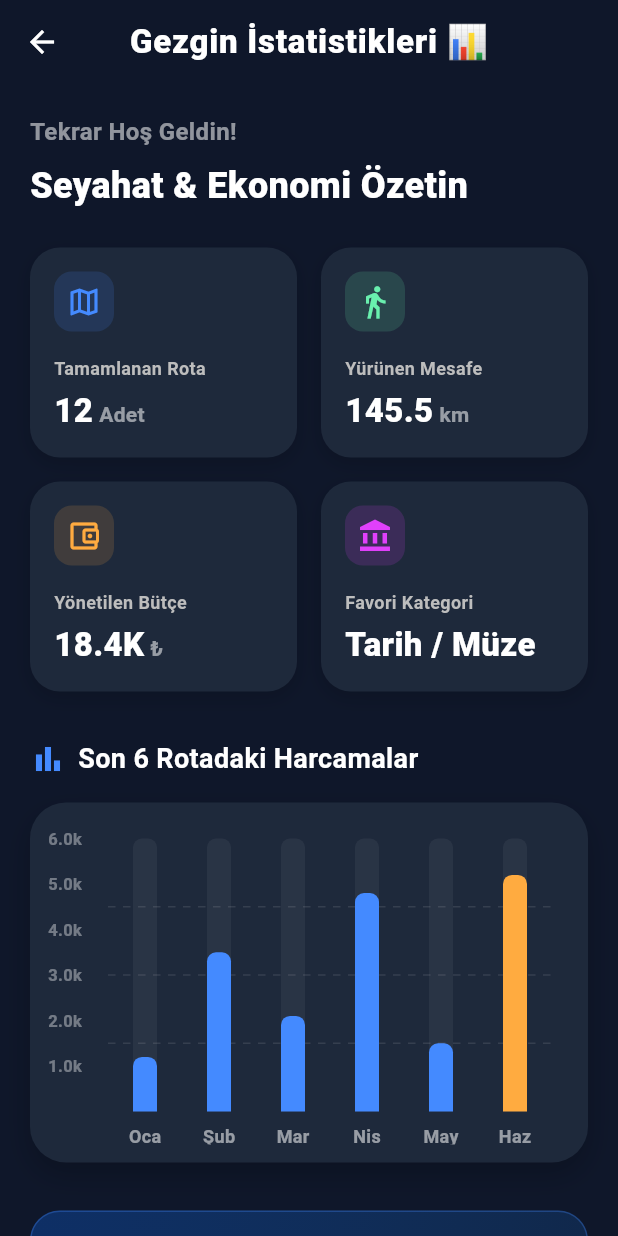
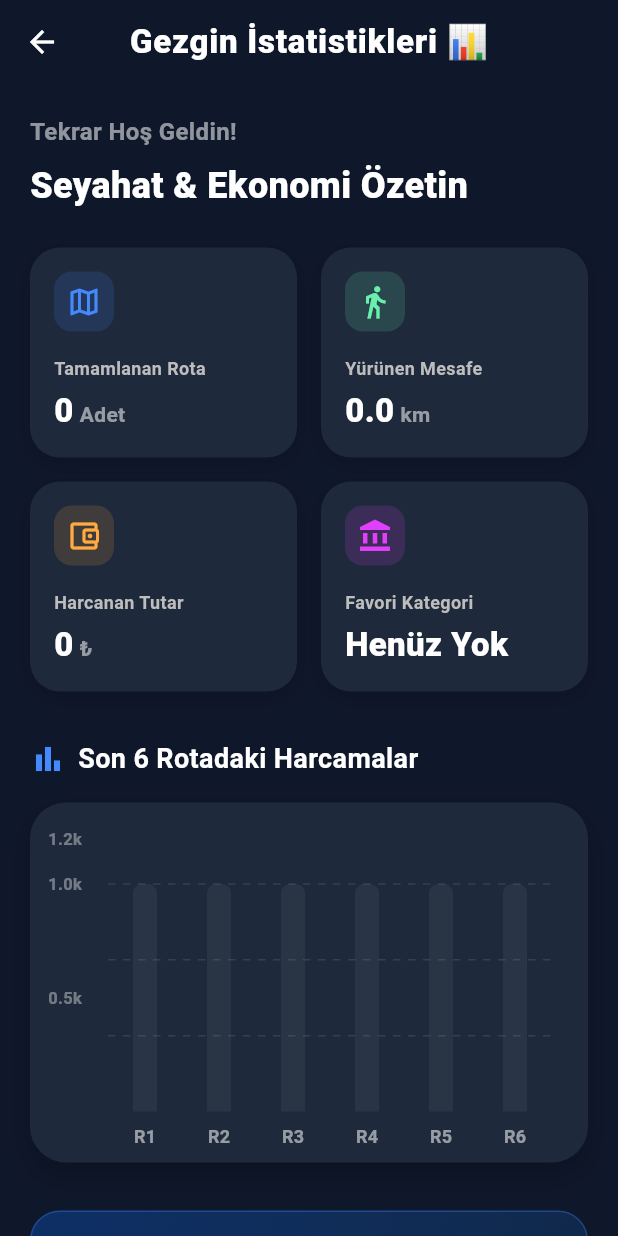
Before and after one commit to hasancan2004/travel_route_optimizer, a Flutter app: the TravelerStatsView screen opened directly, on a phone screen of 412 x 824 dp. Run offline on Flutter 3.47's test engine with Material 3 defaults, Android fonts, the phone set to English and light mode, and no system bars; drawn by our look-alikes of fl_chart; our stand-ins replace dio, equatable, flutter_bloc, flutter_dotenv, flutter_local_notifications, geocoding and 12 more; missing offline and left inert: flutter_polyline_points, mobile_scanner; accounts and stored records are empty; network calls fail.

Commit message:
feat(sync): implement cloud-first itinerary sync and dynamic traveler stats

```diff
--- a/lib/features/trip_optimizer/data/models/spot_model.dart
+++ b/lib/features/trip_optimizer/data/models/spot_model.dart
@@ -38,7 +38,7 @@ class SpotModel extends SpotEntity {
   final String? imagePath;
 
   @override
-  @HiveField(8) // YENİ: Yağmur / hava durumu optimizasyonu için açık hava alanı
+  @HiveField(8, defaultValue: false) // YENİ: Yağmur / hava durumu optimizasyonu için açık hava alanı
   final bool isOutdoor;
 
   const SpotModel({
--- a/lib/features/trip_optimizer/presentation/view/traveler_stats_view.dart
+++ b/lib/features/trip_optimizer/presentation/view/traveler_stats_view.dart
@@ -1,5 +1,9 @@
 import 'package:flutter/material.dart';
 import 'package:fl_chart/fl_chart.dart';
+import 'package:flutter_bloc/flutter_bloc.dart';
+
+import '../viewmodel/trip_optimizer_cubit.dart';
+import '../viewmodel/trip_optimizer_state.dart';
 
 class TravelerStatsView extends StatefulWidget {
   const TravelerStatsView({super.key});
@@ -9,17 +13,15 @@ class TravelerStatsView extends StatefulWidget {
 }
 
 class _TravelerStatsViewState extends State<TravelerStatsView> {
-  // Koyu Tema Renk Paleti (Premium Slate)
   final Color darkBg = const Color(0xFF0F172A);
   final Color cardBg = const Color(0xFF1E293B);
 
-  // NOT: Bu veriler şu an UI'ı görmek için statiktir (Mock Data).
-  // Bir sonraki aşamada Hive/Isar gibi yerel veritabanını bağladığımızda,
-  // bu verileri kullanıcının telefon hafızasından canlı olarak çekeceğiz.
-  final int totalTrips = 12;
-  final double totalWalkedKm = 145.5;
-  final double totalSpentMoney = 18450.0;
-  final String topCategory = "Tarih / Müze";
+  @override
+  void initState() {
+    super.initState();
+    // Ekran açılır açılmaz en güncel rotaları (ve varsa bulut senkronizasyonunu) tetikliyoruz
+    context.read<TripOptimizerCubit>().loadTravelerStats();
+  }
 
   @override
   Widget build(BuildContext context) {
@@ -32,13 +34,46 @@ class _TravelerStatsViewState extends State<TravelerStatsView> {
         elevation: 0,
         foregroundColor: Colors.white,
       ),
-      body: SingleChildScrollView(
+      body: BlocBuilder<TripOptimizerCubit, TripOptimizerState>(
+        builder: (context, state) {
+          if (state is TripOptimizerLoading) {
+            return const Center(child: CircularProgressIndicator(color: Colors.blueAccent));
+          }
+
+          if (state is TravelerStatsLoaded) {
+            final itineraries = state.itineraries;
+
+            // --- DİNAMİK HESAPLAMA ALGORİTMASI ---
+            int totalTrips = itineraries.length;
+            double totalWalkedKm = 0.0;
+            double totalSpentMoney = 0.0;
+            Map<String, int> categoryCounts = {};
+
+            for (var itinerary in itineraries) {
+              for (var day in itinerary) {
+                totalWalkedKm += day.estimatedWalkingKm;
+                for (var spot in day.places) {
+                  totalSpentMoney += spot.entryFee;
+                  // Kategori frekansını sayıyoruz
+                  categoryCounts[spot.category] = (categoryCounts[spot.category] ?? 0) + 1;
+                }
+              }
+            }
+
+            // En çok tekrar eden kategoriyi bulma
+            String topCategory = "Henüz Yok";
+            if (categoryCounts.isNotEmpty) {
+              topCategory = categoryCounts.entries
+                  .reduce((a, b) => a.value > b.value ? a : b)
+                  .key;
+            }
+
+            return SingleChildScrollView(
               physics: const BouncingScrollPhysics(),
               padding: const EdgeInsets.all(20),
               child: Column(
                 crossAxisAlignment: CrossAxisAlignment.stretch,
                 children: [
-            // Üst Karşılama Alanı
                   const Text(
                     'Tekrar Hoş Geldin!',
                     style: TextStyle(color: Colors.white54, fontSize: 16, fontWeight: FontWeight.bold),
@@ -50,7 +85,6 @@ class _TravelerStatsViewState extends State<TravelerStatsView> {
                   ),
                   const SizedBox(height: 24),
 
-            // 4'lü İstatistik Izgarası (Grid)
                   Row(
                     children: [
                       Expanded(child: _buildStatCard('Tamamlanan Rota', '$totalTrips', 'Adet', Icons.map_outlined, Colors.blueAccent)),
@@ -61,14 +95,13 @@ class _TravelerStatsViewState extends State<TravelerStatsView> {
                   const SizedBox(height: 16),
                   Row(
                     children: [
-                Expanded(child: _buildStatCard('Yönetilen Bütçe', '18.4K', '₺', Icons.account_balance_wallet_outlined, Colors.orangeAccent)),
+                      Expanded(child: _buildStatCard('Harcanan Tutar', totalSpentMoney.toStringAsFixed(0), '₺', Icons.account_balance_wallet_outlined, Colors.orangeAccent)),
                       const SizedBox(width: 16),
                       Expanded(child: _buildStatCard('Favori Kategori', topCategory, '', Icons.account_balance, Colors.purpleAccent)),
                     ],
                   ),
                   const SizedBox(height: 32),
 
-            // Finansal Analiz Grafiği (Bar Chart)
                   const Row(
                     children: [
                       Icon(Icons.bar_chart, color: Colors.blueAccent),
@@ -77,87 +110,11 @@ class _TravelerStatsViewState extends State<TravelerStatsView> {
                     ],
                   ),
                   const SizedBox(height: 16),
-            Container(
-              height: 240,
-              padding: const EdgeInsets.only(top: 24, right: 24, left: 12, bottom: 12),
-              decoration: BoxDecoration(
-                color: cardBg,
-                borderRadius: BorderRadius.circular(24),
-                boxShadow: [
-                  BoxShadow(color: Colors.black.withOpacity(0.2), blurRadius: 15, offset: const Offset(0, 8))
-                ],
-              ),
-              child: BarChart(
-                BarChartData(
-                  alignment: BarChartAlignment.spaceAround,
-                  maxY: 6000,
-                  barTouchData: BarTouchData(
-                    enabled: true,
-                    touchTooltipData: BarTouchTooltipData(
-                      getTooltipColor: (group) => Colors.blueAccent,
-                      getTooltipItem: (group, groupIndex, rod, rodIndex) {
-                        return BarTooltipItem(
-                          '${rod.toY.round()} ₺',
-                          const TextStyle(color: Colors.white, fontWeight: FontWeight.bold),
-                        );
-                      },
-                    ),
-                  ),
-                  titlesData: FlTitlesData(
-                    show: true,
-                    bottomTitles: AxisTitles(
-                      sideTitles: SideTitles(
-                        showTitles: true,
-                        getTitlesWidget: (double value, TitleMeta meta) {
-                          const style = TextStyle(color: Colors.white54, fontWeight: FontWeight.bold, fontSize: 12);
-                          String text;
-                          switch (value.toInt()) {
-                            case 0: text = 'Oca'; break;
-                            case 1: text = 'Şub'; break;
-                            case 2: text = 'Mar'; break;
-                            case 3: text = 'Nis'; break;
-                            case 4: text = 'May'; break;
-                            case 5: text = 'Haz'; break;
-                            default: text = ''; break;
-                          }
-                          return Padding(padding: const EdgeInsets.only(top: 8.0), child: Text(text, style: style));
-                        },
-                      ),
-                    ),
-                    leftTitles: AxisTitles(
-                      sideTitles: SideTitles(
-                        showTitles: true,
-                        reservedSize: 40,
-                        getTitlesWidget: (double value, TitleMeta meta) {
-                          if (value == 0) return const SizedBox.shrink();
-                          return Text('${(value / 1000).toStringAsFixed(1)}k', style: const TextStyle(color: Colors.white38, fontSize: 11, fontWeight: FontWeight.bold));
-                        },
-                      ),
-                    ),
-                    topTitles: const AxisTitles(sideTitles: SideTitles(showTitles: false)),
-                    rightTitles: const AxisTitles(sideTitles: SideTitles(showTitles: false)),
-                  ),
-                  gridData: FlGridData(
-                    show: true,
-                    drawVerticalLine: false,
-                    horizontalInterval: 1500,
-                    getDrawingHorizontalLine: (value) => FlLine(color: Colors.white10, strokeWidth: 1, dashArray: [5, 5]),
-                  ),
-                  borderData: FlBorderData(show: false),
-                  barGroups: [
-                    _buildBarGroup(0, 1200, Colors.blueAccent),
-                    _buildBarGroup(1, 3500, Colors.blueAccent),
-                    _buildBarGroup(2, 2100, Colors.blueAccent),
-                    _buildBarGroup(3, 4800, Colors.blueAccent),
-                    _buildBarGroup(4, 1500, Colors.blueAccent),
-                    _buildBarGroup(5, 5200, Colors.orangeAccent), // En yüksek harcama vurgusu
-                  ],
-                ),
-              ),
-            ),
+
+                  // Grafik için harcamaları son 6 rotaya göre eşleştiriyoruz
+                  _buildDynamicBarChart(itineraries),
+
                   const SizedBox(height: 32),
-
-            // Gezgin Tavsiyesi Kartı
                   Container(
                     padding: const EdgeInsets.all(20),
                     decoration: BoxDecoration(
@@ -180,7 +137,9 @@ class _TravelerStatsViewState extends State<TravelerStatsView> {
                               const Text('Sıradaki Hedefin', style: TextStyle(color: Colors.white, fontWeight: FontWeight.bold, fontSize: 16)),
                               const SizedBox(height: 4),
                               Text(
-                          'Yürüyüş mesafen çok iyi! Bir sonraki rotanda doğa parklarını keşfederek seriyi sürdürebilirsin.',
+                                totalWalkedKm > 10
+                                    ? 'Harika bir kardiyo çıkardın! Bir sonraki rotanda doğa parklarını keşfederek seriyi sürdürebilirsin.'
+                                    : 'Yeni yerler keşfetmek için harika bir gün. Hadi yeni bir rota oluşturalım!',
                                 style: TextStyle(color: Colors.grey.shade300, fontSize: 13, height: 1.4),
                               ),
                             ],
@@ -192,11 +151,101 @@ class _TravelerStatsViewState extends State<TravelerStatsView> {
                   const SizedBox(height: 40),
                 ],
               ),
+            );
+          }
+
+          return const Center(child: Text("Rotanız bulunmuyor", style: TextStyle(color: Colors.white)));
+        },
       ),
     );
   }
 
-  // İstatistik Kartı Oluşturucu Metot
+  Widget _buildDynamicBarChart(List<dynamic> itineraries) {
+    // Son 6 rotanın toplam harcamalarını alıyoruz (yoksa 0)
+    List<double> recentExpenses = List.filled(6, 0.0);
+    int startIndex = itineraries.length > 6 ? itineraries.length - 6 : 0;
+
+    for (int i = startIndex; i < itineraries.length; i++) {
+      double tripExpense = 0;
+      for (var day in itineraries[i]) {
+        for (var spot in day.places) {
+          tripExpense += spot.entryFee;
+        }
+      }
+      recentExpenses[i - startIndex] = tripExpense;
+    }
+
+    double maxExpense = recentExpenses.isNotEmpty ? recentExpenses.reduce((a, b) => a > b ? a : b) : 0;
+    if (maxExpense == 0) maxExpense = 1000; // Grafik patlamasın diye varsayılan tavan
+
+    return Container(
+      height: 240,
+      padding: const EdgeInsets.only(top: 24, right: 24, left: 12, bottom: 12),
+      decoration: BoxDecoration(
+        color: cardBg,
+        borderRadius: BorderRadius.circular(24),
+        boxShadow: [
+          BoxShadow(color: Colors.black.withOpacity(0.2), blurRadius: 15, offset: const Offset(0, 8))
+        ],
+      ),
+      child: BarChart(
+        BarChartData(
+          alignment: BarChartAlignment.spaceAround,
+          maxY: maxExpense * 1.2, // Tavanı %20 yüksek tutuyoruz ki çubuklar tepeye yapışmasın
+          barTouchData: BarTouchData(
+            enabled: true,
+            touchTooltipData: BarTouchTooltipData(
+              getTooltipColor: (group) => Colors.blueAccent,
+              getTooltipItem: (group, groupIndex, rod, rodIndex) {
+                return BarTooltipItem(
+                  '${rod.toY.round()} ₺',
+                  const TextStyle(color: Colors.white, fontWeight: FontWeight.bold),
+                );
+              },
+            ),
+          ),
+          titlesData: FlTitlesData(
+            show: true,
+            bottomTitles: AxisTitles(
+              sideTitles: SideTitles(
+                showTitles: true,
+                getTitlesWidget: (double value, TitleMeta meta) {
+                  return Padding(
+                      padding: const EdgeInsets.only(top: 8.0),
+                      child: Text('R${value.toInt() + 1}', style: const TextStyle(color: Colors.white54, fontWeight: FontWeight.bold, fontSize: 12))
+                  );
+                },
+              ),
+            ),
+            leftTitles: AxisTitles(
+              sideTitles: SideTitles(
+                showTitles: true,
+                reservedSize: 40,
+                getTitlesWidget: (double value, TitleMeta meta) {
+                  if (value == 0) return const SizedBox.shrink();
+                  return Text('${(value / 1000).toStringAsFixed(1)}k', style: const TextStyle(color: Colors.white38, fontSize: 11, fontWeight: FontWeight.bold));
+                },
+              ),
+            ),
+            topTitles: const AxisTitles(sideTitles: SideTitles(showTitles: false)),
+            rightTitles: const AxisTitles(sideTitles: SideTitles(showTitles: false)),
+          ),
+          gridData: FlGridData(
+            show: true,
+            drawVerticalLine: false,
+            horizontalInterval: maxExpense > 0 ? maxExpense / 3 : 1000,
+            getDrawingHorizontalLine: (value) => FlLine(color: Colors.white10, strokeWidth: 1, dashArray: [5, 5]),
+          ),
+          borderData: FlBorderData(show: false),
+          barGroups: List.generate(6, (index) {
+            bool isMax = recentExpenses[index] == maxExpense && maxExpense > 0;
+            return _buildBarGroup(index, recentExpenses[index], isMax ? Colors.orangeAccent : Colors.blueAccent);
+          }),
+        ),
+      ),
+    );
+  }
+
   Widget _buildStatCard(String title, String value, String unit, IconData icon, Color color) {
     return Container(
       padding: const EdgeInsets.all(16),
@@ -234,7 +283,6 @@ class _TravelerStatsViewState extends State<TravelerStatsView> {
     );
   }
 
-  // Bar Chart Sütun Oluşturucu Metot
   BarChartGroupData _buildBarGroup(int x, double y, Color color) {
     return BarChartGroupData(
       x: x,
@@ -246,7 +294,7 @@ class _TravelerStatsViewState extends State<TravelerStatsView> {
           borderRadius: const BorderRadius.vertical(top: Radius.circular(6)),
           backDrawRodData: BackgroundBarChartRodData(
             show: true,
-            toY: 6000,
+            toY: y > 0 ? y * 1.2 : 1000,
             color: Colors.white.withOpacity(0.05),
           ),
         ),
--- a/lib/features/trip_optimizer/presentation/viewmodel/trip_optimizer_state.dart
+++ b/lib/features/trip_optimizer/presentation/viewmodel/trip_optimizer_state.dart
@@ -67,3 +67,9 @@ class PublicItinerariesLoaded extends TripOptimizerState {
 
 // YENİ: Rota başarıyla toplulukta paylaşıldığında tetiklenecek state
 class ItinerarySharedSuccessfully extends TripOptimizerState {}
+
+class TravelerStatsLoaded extends TripOptimizerState {
+  final List<List<ItineraryDayEntity>> itineraries;
+
+  TravelerStatsLoaded(this.itineraries);
+}
```
Also changed, not shown: lib/features/trip_optimizer/data/datasources/trip_local_data_source.dart (+7 -0 lines), lib/features/trip_optimizer/data/datasources/trip_remote_data_source.dart (+22 -0 lines), lib/features/trip_optimizer/data/repositories/trip_repository_impl.dart (+24 -0 lines), lib/features/trip_optimizer/presentation/viewmodel/trip_optimizer_cubit.dart (+14 -0 lines), lib/main.dart (+35 -6 lines), lib/features/trip_optimizer/data/models/spot_model.g.dart. Lines whose indentation alone changed are shown as unchanged.
